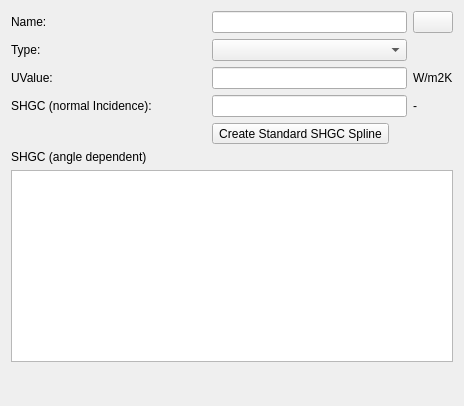
The window that SIM-VICUS/src/SVDBWindowGlazingSystemEditWidget.ui (ghorwin/SIM-VICUS) describes before a commit, drawn with Qt 5.
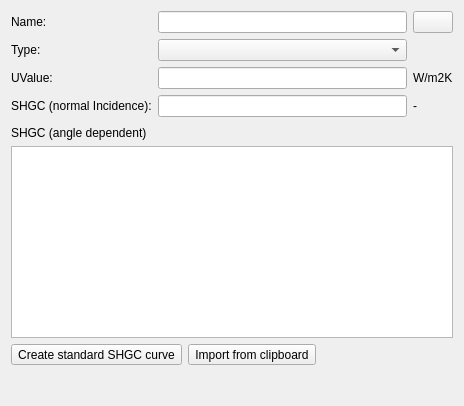
The same window after the commit. Custom widgets are drawn as their Qt base class.

Commit message: Implemented window glazing system edit dialog (closes #293)

What changed in the file:
```diff
--- a/SIM-VICUS/src/SVDBWindowGlazingSystemEditWidget.ui
+++ b/SIM-VICUS/src/SVDBWindowGlazingSystemEditWidget.ui
@@ -14,35 +14,7 @@
    <string>Window Glazing System Database</string>
   </property>
   <layout class="QGridLayout" name="masterLayout">
-   <item row="4" column="2" colspan="2">
-    <widget class="QToolButton" name="toolButtonCreateSpline">
-     <property name="text">
-      <string>Create Standard SHGC Spline</string>
-     </property>
-    </widget>
-   </item>
-   <item row="1" column="0">
-    <widget class="QLabel" name="labelFrameUValue_2">
-     <property name="text">
-      <string>Type:</string>
-     </property>
-    </widget>
-   </item>
-   <item row="5" column="0" colspan="2">
-    <widget class="QLabel" name="label">
-     <property name="text">
-      <string>SHGC (angle dependent)</string>
-     </property>
-    </widget>
-   </item>
-   <item row="3" column="0" colspan="2">
-    <widget class="QLabel" name="labelSHGC">
-     <property name="text">
-      <string>SHGC (normal Incidence):</string>
-     </property>
-    </widget>
-   </item>
-   <item row="0" column="0" colspan="2">
+   <item row="0" column="0">
     <widget class="QLabel" name="labelDisplayName">
      <property name="minimumSize">
       <size>
@@ -55,28 +27,28 @@
      </property>
     </widget>
    </item>
-   <item row="2" column="2" colspan="2">
-    <widget class="QtExt::ValidatingLineEdit" name="lineEditUValue"/>
+   <item row="0" column="2">
+    <widget class="QtExt::LanguageStringEditWidget1" name="lineEditName"/>
    </item>
-   <item row="3" column="4">
-    <widget class="QLabel" name="labelSHGCUnit">
+   <item row="0" column="3">
+    <widget class="QtExt::ColorButton" name="pushButtonWindowColor">
+     <property name="sizePolicy">
+      <sizepolicy hsizetype="Fixed" vsizetype="Fixed">
+       <horstretch>0</horstretch>
+       <verstretch>0</verstretch>
+      </sizepolicy>
+     </property>
+    </widget>
+   </item>
+   <item row="1" column="0">
+    <widget class="QLabel" name="labelFrameUValue_2">
      <property name="text">
-      <string>-</string>
+      <string>Type:</string>
      </property>
     </widget>
    </item>
-   <item row="4" column="0" colspan="2">
-    <spacer name="horizontalSpacer">
-     <property name="orientation">
-      <enum>Qt::Horizontal</enum>
-     </property>
-     <property name="sizeHint" stdset="0">
-      <size>
-       <width>168</width>
-       <height>20</height>
-      </size>
-     </property>
-    </spacer>
+   <item row="1" column="2">
+    <widget class="QComboBox" name="comboBoxType"/>
    </item>
    <item row="2" column="0">
     <widget class="QLabel" name="labelFrameUValue">
@@ -85,33 +57,57 @@
      </property>
     </widget>
    </item>
-   <item row="3" column="2" colspan="2">
-    <widget class="QtExt::ValidatingLineEdit" name="lineEditSHGC0"/>
+   <item row="2" column="2">
+    <widget class="QtExt::ValidatingLineEdit" name="lineEditUValue"/>
    </item>
-   <item row="1" column="2" colspan="2">
-    <widget class="QComboBox" name="comboBoxType"/>
-   </item>
-   <item row="0" column="2" colspan="2">
-    <widget class="QtExt::LanguageStringEditWidget1" name="lineEditName"/>
-   </item>
-   <item row="2" column="4">
+   <item row="2" column="3">
     <widget class="QLabel" name="labelFrameInputUnit">
      <property name="text">
       <string>W/m2K</string>
      </property>
     </widget>
    </item>
-   <item row="0" column="4">
-    <widget class="QtExt::ColorButton" name="pushButtonWindowColor">
-     <property name="sizePolicy">
-      <sizepolicy hsizetype="Fixed" vsizetype="Fixed">
-       <horstretch>0</horstretch>
-       <verstretch>0</verstretch>
-      </sizepolicy>
+   <item row="3" column="0" colspan="2">
+    <widget class="QLabel" name="labelSHGC">
+     <property name="text">
+      <string>SHGC (normal Incidence):</string>
      </property>
     </widget>
    </item>
-   <item row="6" column="0" colspan="5">
+   <item row="3" column="2">
+    <widget class="QtExt::ValidatingLineEdit" name="lineEditSHGC0"/>
+   </item>
+   <item row="3" column="3">
+    <widget class="QLabel" name="labelSHGCUnit">
+     <property name="text">
+      <string>-</string>
+     </property>
+    </widget>
+   </item>
+   <item row="4" column="1">
+    <spacer name="verticalSpacer">
+     <property name="orientation">
+      <enum>Qt::Vertical</enum>
+     </property>
+     <property name="sizeType">
+      <enum>QSizePolicy::Preferred</enum>
+     </property>
+     <property name="sizeHint" stdset="0">
+      <size>
+       <width>20</width>
+       <height>4</height>
+      </size>
+     </property>
+    </spacer>
+   </item>
+   <item row="5" column="0" colspan="2">
+    <widget class="QLabel" name="label">
+     <property name="text">
+      <string>SHGC (angle dependent)</string>
+     </property>
+    </widget>
+   </item>
+   <item row="6" column="0" colspan="4">
     <widget class="QTableWidget" name="tableWidgetSHGC">
      <property name="sizePolicy">
       <sizepolicy hsizetype="Preferred" vsizetype="Expanding">
@@ -136,20 +132,38 @@
      </attribute>
     </widget>
    </item>
-   <item row="7" column="4">
-    <spacer name="verticalSpacer_2">
-     <property name="orientation">
-      <enum>Qt::Vertical</enum>
-     </property>
-     <property name="sizeHint" stdset="0">
-      <size>
-       <width>20</width>
-       <height>25</height>
-      </size>
-     </property>
-    </spacer>
-   </item>
    <item row="7" column="0" colspan="4">
+    <layout class="QHBoxLayout" name="horizontalLayout">
+     <item>
+      <widget class="QToolButton" name="toolButtonCreateSpline">
+       <property name="text">
+        <string>Create standard SHGC curve</string>
+       </property>
+      </widget>
+     </item>
+     <item>
+      <widget class="QToolButton" name="toolButtonImportSplineFromClipboard">
+       <property name="text">
+        <string>Import from clipboard</string>
+       </property>
+      </widget>
+     </item>
+     <item>
+      <spacer name="horizontalSpacer">
+       <property name="orientation">
+        <enum>Qt::Horizontal</enum>
+       </property>
+       <property name="sizeHint" stdset="0">
+        <size>
+         <width>40</width>
+         <height>20</height>
+        </size>
+       </property>
+      </spacer>
+     </item>
+    </layout>
+   </item>
+   <item row="8" column="0" colspan="3">
     <widget class="QwtPlot" name="shgcPlot" native="true">
      <property name="sizePolicy">
       <sizepolicy hsizetype="Expanding" vsizetype="Preferred">
@@ -159,6 +173,19 @@
      </property>
     </widget>
    </item>
+   <item row="8" column="3">
+    <spacer name="verticalSpacer_2">
+     <property name="orientation">
+      <enum>Qt::Vertical</enum>
+     </property>
+     <property name="sizeHint" stdset="0">
+      <size>
+       <width>20</width>
+       <height>25</height>
+      </size>
+     </property>
+    </spacer>
+   </item>
   </layout>
  </widget>
  <customwidgets>
```
The commit also changes 3 other files.
